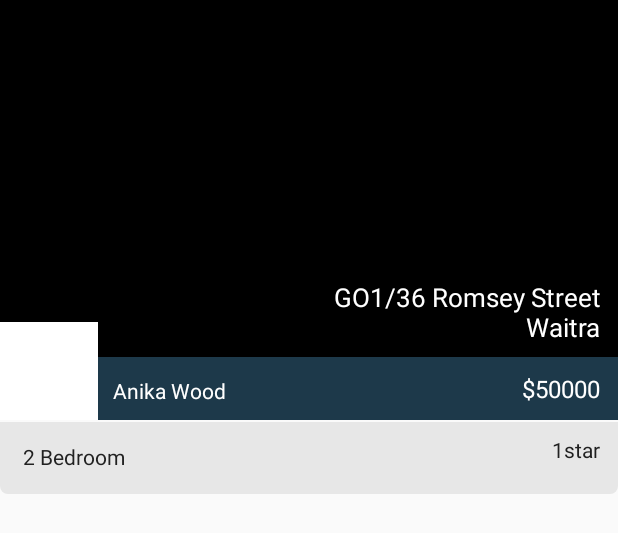
After one commit to androidlife/realstate, an Android app: the layout listing_premium.xml on its own in the app's theme, with its tools: preview values and no code run, on a phone screen of 412 x 824 dp. The commit adds this screen. Shown: the top 533 px of the screen. Run offline under Robolectric (Android 15) with nearby library versions, the phone set to English and light mode, and no system bars.

Commit message:
Creating first level design for listing

```diff
--- /dev/null
+++ b/app/src/main/res/drawable/premium_bottom_bg.xml
@@ -0,0 +1,9 @@
+<?xml version="1.0" encoding="utf-8"?>
+<shape xmlns:android="http://schemas.android.com/apk/res/android"
+    android:shape="rectangle">
+    <solid android:color="@color/card_background_color" />
+    <corners
+        android:bottomLeftRadius="5dp"
+        android:bottomRightRadius="5dp" />
+
+</shape>
--- /dev/null
+++ b/app/src/main/res/layout/listing_premium.xml
@@ -0,0 +1,101 @@
+<?xml version="1.0" encoding="utf-8"?>
+<android.support.constraint.ConstraintLayout xmlns:android="http://schemas.android.com/apk/res/android"
+    xmlns:app="http://schemas.android.com/apk/res-auto"
+    xmlns:tools="http://schemas.android.com/tools"
+    android:layout_width="match_parent"
+    android:layout_height="wrap_content">
+
+    <ImageView
+        android:id="@+id/ivProperty"
+        android:layout_width="match_parent"
+        android:layout_height="@dimen/image_height_premium"
+        tools:background="@android:color/black" />
+
+    <View
+        android:id="@+id/viewBg"
+        android:layout_width="match_parent"
+        android:layout_height="42dp"
+        android:background="#1d394a"
+        app:layout_constraintBottom_toBottomOf="@id/ivProperty"
+        app:layout_constraintLeft_toLeftOf="parent" />
+
+    <ImageView
+        android:id="@+id/ivAgent"
+        android:layout_width="@dimen/image_agent"
+        android:layout_height="@dimen/image_agent"
+        app:layout_constraintBottom_toBottomOf="@id/ivProperty"
+        app:layout_constraintLeft_toLeftOf="parent"
+        tools:background="@android:color/white" />
+
+    <TextView
+        android:id="@+id/tvAgent"
+        android:layout_width="wrap_content"
+        android:layout_height="wrap_content"
+        android:layout_marginBottom="10dp"
+        android:layout_marginLeft="10dp"
+        android:layout_marginStart="10dp"
+        android:textColor="@android:color/white"
+        android:textSize="14sp"
+        app:layout_constraintBottom_toBottomOf="@id/ivProperty"
+        app:layout_constraintLeft_toRightOf="@id/ivAgent"
+        tools:text="Anika Wood" />
+
+    <TextView
+        android:id="@+id/tvPrice"
+        android:layout_width="0dp"
+        android:layout_height="wrap_content"
+        android:layout_marginBottom="10dp"
+        android:layout_marginEnd="@dimen/listing_right_padding"
+        android:layout_marginLeft="8dp"
+        android:layout_marginRight="@dimen/listing_right_padding"
+        android:layout_marginStart="8dp"
+        android:gravity="end"
+        android:textColor="@color/white"
+        android:textSize="16sp"
+        app:layout_constraintBottom_toBottomOf="@id/ivProperty"
+        app:layout_constraintLeft_toRightOf="@id/tvAgent"
+        app:layout_constraintRight_toRightOf="parent"
+        tools:text="$50000" />
+
+    <TextView
+        android:id="@+id/tvLocation"
+        android:layout_width="0dp"
+        android:layout_height="wrap_content"
+        android:layout_marginBottom="8dp"
+        android:layout_marginEnd="@dimen/listing_right_padding"
+        android:layout_marginLeft="10dp"
+        android:layout_marginRight="@dimen/listing_right_padding"
+        android:layout_marginStart="10dp"
+        android:gravity="end|bottom"
+        android:textColor="@color/white"
+        android:textSize="17sp"
+        app:layout_constraintBottom_toTopOf="@id/viewBg"
+        app:layout_constraintLeft_toRightOf="@id/ivAgent"
+        app:layout_constraintRight_toRightOf="parent"
+        tools:text="GO1/36 Romsey Street\n Waitra" />
+
+    <au.com.sentia.test.widgets.IconicTextView
+        android:id="@+id/tvProperty"
+        android:layout_width="match_parent"
+        android:layout_height="48dp"
+        android:layout_marginTop="1dp"
+        android:background="@drawable/premium_bottom_bg"
+        android:gravity="start|center_vertical"
+        android:paddingLeft="15dp"
+        android:paddingRight="15dp"
+        app:layout_constraintLeft_toLeftOf="parent"
+        app:layout_constraintTop_toBottomOf="@id/viewBg"
+        tools:text="2 Bedroom" />
+
+    <au.com.sentia.test.widgets.IconicTextView
+        android:id="@+id/tvStar"
+        android:layout_width="wrap_content"
+        android:layout_height="wrap_content"
+        android:layout_marginEnd="@dimen/listing_right_padding"
+        android:layout_marginRight="@dimen/listing_right_padding"
+        android:layout_marginTop="12dp"
+        app:layout_constraintRight_toRightOf="parent"
+        app:layout_constraintTop_toBottomOf="@id/viewBg"
+        tools:text="1star" />
+
+</android.support.constraint.ConstraintLayout>
--- a/app/src/main/res/values/colors.xml
+++ b/app/src/main/res/values/colors.xml
@@ -6,4 +6,7 @@
     <color name="accent">#03A9F4</color>
     <color name="primary_text">#212121</color>
     <color name="secondary_text">#757575</color>
+    <color name="card_background_color">#E7E7E7</color>
+    <color name="white">@android:color/white</color>
+    <color name="black">@android:color/black</color>
 </resources>
--- /dev/null
+++ b/app/src/main/res/values/dimens.xml
@@ -0,0 +1,9 @@
+<?xml version="1.0" encoding="utf-8"?>
+<resources>
+    <dimen name="listing_right_padding">12dp</dimen>
+    <dimen name="list_left_padding">12dp</dimen>
+    <dimen name="image_height_premium">280dp</dimen>
+    <dimen name="image_height_normal">250dp</dimen>
+    <dimen name="image_agent_normal_top_margin">240dp</dimen>
+    <dimen name="image_agent">65dp</dimen>
+</resources>
--- a/app/src/main/res/values/fontcodes.xml
+++ b/app/src/main/res/values/fontcodes.xml
@@ -3,4 +3,5 @@
     <string name="icon_bath">&#xf2cd;</string>
     <string name="icon_bed">&#xf236;</string>
     <string name="icon_car">&#xf1b9;</string>
+    <string name="icon_star">&#xf005;</string>
 </resources>
```
Also changed, not shown: app/src/main/java/au/com/sentia/test/widgets/IconicTextView.kt (renamed from app/src/main/java/au/com/sentia/test/widgets/CustomFontTV.kt, +1 -1 lines), app/src/main/res/drawable-v24/ic_launcher_foreground.xml (deleted, +0 -34 lines), app/src/main/res/drawable/ic_launcher_background.xml (deleted, +0 -170 lines), app/src/main/res/layout/listing_normal.xml (added, +73 -0 lines), 1 other file.
